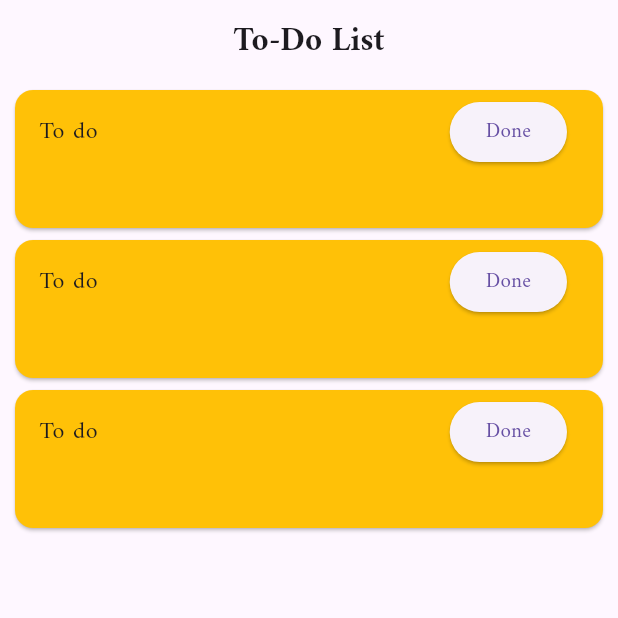
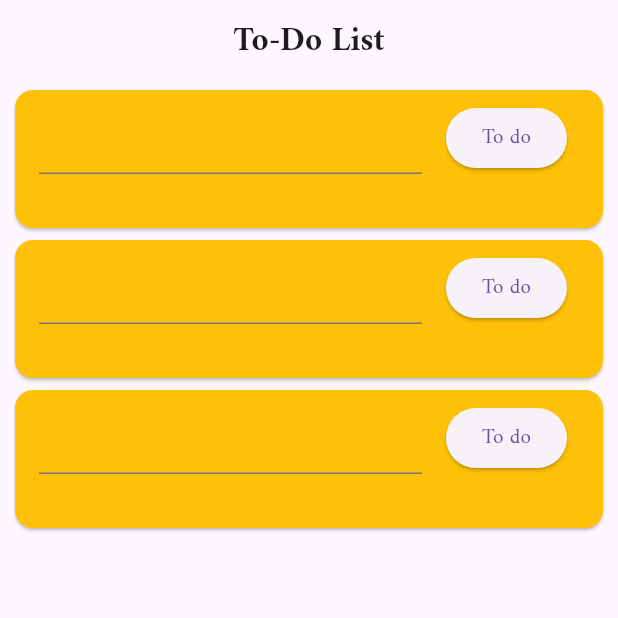
Before and after one commit to erwan-legoff/flutter_first_app, a Flutter app: the screen it shows after launch, on a phone screen of 412 x 824 dp, the top half of it. Run offline on Flutter 3.47's test engine with Material 3 defaults, Android fonts, the phone set to English and light mode, and no system bars.

Commit message:
added modifiable titles

```diff
--- a/lib/components/todo.dart
+++ b/lib/components/todo.dart
@@ -1,4 +1,5 @@
 import 'package:flutter/material.dart';
+import 'package:flutter/services.dart';
 
 class Todo extends StatefulWidget {
   const Todo({super.key});
@@ -10,17 +11,15 @@ class Todo extends StatefulWidget {
 class _TodoState extends State<Todo> {
   bool _done = false;
   String _doneMessage = 'To do';
-  String _actionMessage = 'Done';
+  final TextEditingController _toDoTitleController = TextEditingController();
 
   void toggleDone() {
     setState(() {
       _done = !_done;
       if (_done) {
         _doneMessage = "Done";
-        _actionMessage = 'To do';
       } else {
         _doneMessage = 'To do';
-        _actionMessage = 'Done';
       }
     });
   }
@@ -33,9 +32,11 @@ class _TodoState extends State<Todo> {
       child: Card(
           color: Colors.amber,
           child: ListTile(
-            title: Text(_doneMessage),
+            title: TextField(
+              controller: _toDoTitleController,
+            ),
             trailing: ElevatedButton(
-                onPressed: toggleDone, child: Text(_actionMessage)),
+                onPressed: toggleDone, child: Text(_doneMessage)),
           )),
     );
   }
```
